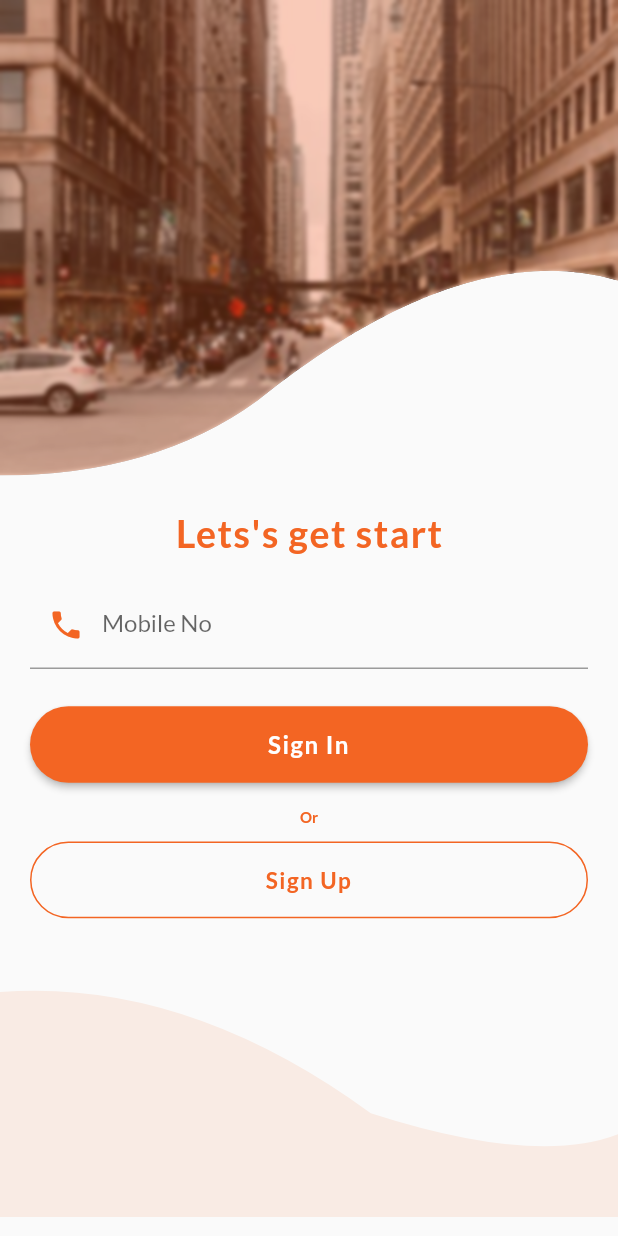
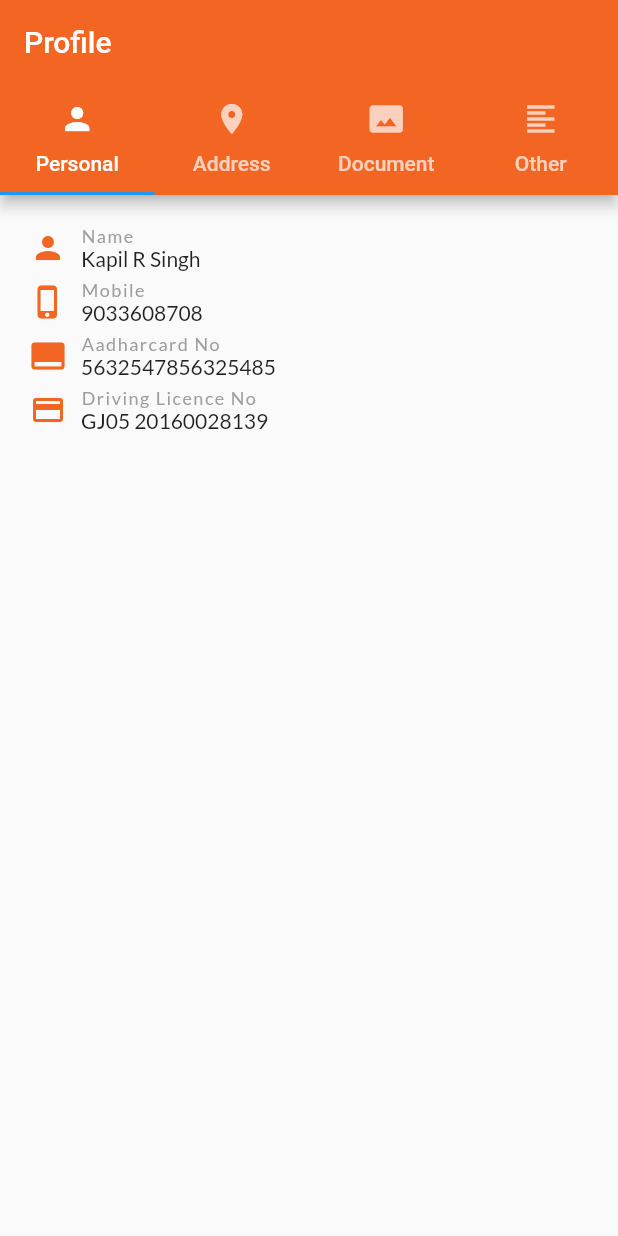
Before and after one commit to QwesysDigitalSolution/businesscard, a Flutter app: the screen it shows after launch, on a phone screen of 412 x 824 dp. Run offline on Flutter 3.47's test engine with Material 2 defaults, Android fonts, the phone set to English and light mode, and no system bars; our stand-ins replace dio, flip_card, google_fonts, shared_preferences.

Commit message:
KRS - Profile Demo

```diff
--- a/lib/Screen/Dashboard.dart
+++ b/lib/Screen/Dashboard.dart
@@ -86,7 +86,6 @@ class _DashboardState extends State<Dashboard> {
         child: SingleChildScrollView(
           child: Column(
             children: <Widget>[
-
               Padding(padding: EdgeInsets.only(top: 10)),
               RepaintBoundary(
                 key: _globalKeyCard1,
@@ -829,7 +828,6 @@ class _DashboardState extends State<Dashboard> {
                   ),
                 ),
               ),
-
             ],
           ),
         ),
--- /dev/null
+++ b/lib/Screen/Profile.dart
@@ -0,0 +1,314 @@
+import 'package:flutter/cupertino.dart';
+import 'package:flutter/material.dart';
+import 'package:businesscard/Common/Constants.dart' as cnst;
+
+class Profile extends StatefulWidget {
+  @override
+  _ProfileState createState() => _ProfileState();
+}
+
+class _ProfileState extends State<Profile> {
+  @override
+  Widget build(BuildContext context) {
+    return DefaultTabController(
+      length: 4,
+      child: Scaffold(
+        appBar: AppBar(
+          title: Text("Profile"),
+          bottom: TabBar(
+            tabs: <Widget>[
+              Tab(icon: Icon(Icons.person),text: "Personal",),
+              Tab(icon: Icon(Icons.location_on),text: "Address",),
+              Tab(icon: Icon(Icons.photo_size_select_actual),text: "Document",),
+              Tab(icon: Icon(Icons.format_align_left),text: "Other",),
+            ],
+          ),
+        ),
+        body: TabBarView(
+          children: <Widget>[
+            SingleChildScrollView(
+              child: Container(
+                padding: EdgeInsets.all(20),
+                child: Column(
+                  crossAxisAlignment: CrossAxisAlignment.start,
+                  children: <Widget>[
+                    Row(
+                      children: <Widget>[
+                        Icon(Icons.person,size: 24,color: cnst.app_primary_material_color,),
+                        SizedBox(
+                          width: 10,
+                        ),
+                        Column(
+                          crossAxisAlignment: CrossAxisAlignment.start,
+                          children: <Widget>[
+                            Text("Name",style: TextStyle(color: Colors.grey,fontSize: 12,fontWeight: FontWeight.normal,letterSpacing: 1,),),
+                            Text("Kapil R Singh"),
+                          ],
+                        )
+                      ],
+                    ),
+                    SizedBox(height: 5,),
+                    Row(
+                      children: <Widget>[
+                        Icon(Icons.phone_iphone,size: 24,color: cnst.app_primary_material_color,),
+                        SizedBox(
+                          width: 10,
+                        ),
+                        Column(
+                          crossAxisAlignment: CrossAxisAlignment.start,
+                          children: <Widget>[
+                            Text("Mobile",style: TextStyle(color: Colors.grey,fontSize: 12,fontWeight: FontWeight.normal,letterSpacing: 1,),),
+                            Text("9033608708"),
+                          ],
+                        )
+                      ],
+                    ),
+                    SizedBox(height: 5,),
+                    Row(
+                      children: <Widget>[
+                        Icon(Icons.call_to_action,size: 24,color: cnst.app_primary_material_color,),
+                        SizedBox(
+                          width: 10,
+                        ),
+                        Column(
+                          crossAxisAlignment: CrossAxisAlignment.start,
+                          children: <Widget>[
+                            Text("Aadharcard No",style: TextStyle(color: Colors.grey,fontSize: 12,fontWeight: FontWeight.normal,letterSpacing: 1,),),
+                            Text("5632547856325485"),
+                          ],
+                        )
+                      ],
+                    ),
+                    SizedBox(height: 5,),
+                    Row(
+                      children: <Widget>[
+                        Icon(Icons.credit_card,size: 24,color: cnst.app_primary_material_color,),
+                        SizedBox(
+                          width: 10,
+                        ),
+                        Column(
+                          crossAxisAlignment: CrossAxisAlignment.start,
+                          children: <Widget>[
+                            Text("Driving Licence No",style: TextStyle(color: Colors.grey,fontSize: 12,fontWeight: FontWeight.normal,letterSpacing: 1,),),
+                            Text("GJ05 20160028139"),
+                          ],
+                        )
+                      ],
+                    ),
+                  ],
+                ),
+              ),
+            ),
+            SingleChildScrollView(
+              child: Container(
+                child: Column(
+                  children: <Widget>[
+                    Card(
+                      elevation: 2,
+                      margin: EdgeInsets.only(left: 10, right: 10, top: 10),
+                      shape: RoundedRectangleBorder(
+                        //side: BorderSide(color: cnst.appcolor)),
+                        side: BorderSide(
+                            width: 0.50,
+                            color: cnst.app_primary_material_color),
+                        borderRadius: BorderRadius.circular(
+                          0.0,
+                        ),
+                      ),
+                      child: Container(
+                        width: MediaQuery.of(context).size.width,
+                        padding: EdgeInsets.all(10),
+                        child: Column(
+                          crossAxisAlignment: CrossAxisAlignment.start,
+                          children: <Widget>[
+                            Text("Residence Address",style: TextStyle(fontSize: 16,fontWeight: FontWeight.w600,),),
+                            SizedBox(height: 10,),
+                            Text("84 Mansukhlal Tower, Opp. Dhiraj sunes",style: TextStyle(fontSize: 14,),),
+                            Text("Surat, Gujarat - 394221",style: TextStyle(fontSize: 14,),),
+                            MaterialButton(
+                              shape: RoundedRectangleBorder(
+                                side: BorderSide(
+                                    width: 0.50,
+                                    color: cnst.app_primary_material_color,
+                                ),
+                                borderRadius: BorderRadius.circular(
+                                  30,
+                                ),
+                              ),
+                              child: Text("Get Dirction",style: TextStyle(color: cnst.app_primary_material_color),),
+                            )
+                          ],
+                        ),
+                      ),
+                    ),
+                    Card(
+                        elevation: 2,
+                        margin: EdgeInsets.only(left: 10, right: 10, top: 10),
+                        shape: RoundedRectangleBorder(
+                          //side: BorderSide(color: cnst.appcolor)),
+                          side: BorderSide(
+                              width: 0.50,
+                              color: cnst.app_primary_material_color),
+                          borderRadius: BorderRadius.circular(
+                            0.0,
+                          ),
+                        ),
+                        child: Container(
+                            width: MediaQuery.of(context).size.width,
+                            padding: EdgeInsets.all(10),
+                            child: Column(
+                              crossAxisAlignment: CrossAxisAlignment.start,
+                              children: <Widget>[
+                                Text("Permanent Address",style: TextStyle(fontSize: 16,fontWeight: FontWeight.w600,),),
+                                SizedBox(height: 10,),
+                                Text("84 Mansukhlal Tower, Opp. Dhiraj sunes",style: TextStyle(fontSize: 14,),),
+                                Text("Surat, Gujarat - 394221",style: TextStyle(fontSize: 14,),),
+                              ],
+                            ),
+                        ),
+                    ),
+                  ],
+                ),
+              ),
+            ),
+            SingleChildScrollView(
+              child: Container(
+                padding: EdgeInsets.only(bottom: 10),
+                child: Column(
+                  children: <Widget>[
+                    Card(
+                      margin: EdgeInsets.only(left: 10, right: 10, top: 10),
+                      shape: RoundedRectangleBorder(
+                        //side: BorderSide(color: cnst.appcolor)),
+                        side: BorderSide(
+                            width: 0.50,
+                            color: cnst.app_primary_material_color),
+                        borderRadius: BorderRadius.circular(
+                          0.0,
+                        ),
+                      ),
+                      child: Container(
+                        width: MediaQuery.of(context).size.width,
+                        child: Column(
+                          children: <Widget>[
+                            Image.asset("images/aadharcardfront.png",width: MediaQuery.of(context).size.width - 40,),
+                            Container(
+                              width: MediaQuery.of(context).size.width,
+                              margin: EdgeInsets.only(top: 10),
+                              height: 48,
+                              decoration: BoxDecoration(
+                                color: cnst.app_primary_material_color,
+                                borderRadius: BorderRadius.all(
+                                  Radius.circular(0),
+                                ),
+                              ),
+                              child: Center(
+                                child: Text(
+                                  "Aadhar Card Front Photo",
+                                  style: TextStyle(
+                                    color: Colors.white,
+                                    fontSize: 17.0,
+                                    fontWeight: FontWeight.w600,
+                                  ),
+                                ),
+                              ),
+                            ),
+                          ],
+                        ),
+                      ),
+                    ),
+                    Card(
+                      margin:
+                      EdgeInsets.only(left: 10, right: 10, top: 10),
+                      shape: RoundedRectangleBorder(
+                        //side: BorderSide(color: cnst.appcolor)),
+                        side: BorderSide(
+                            width: 0.50,
+                            color: cnst.app_primary_material_color),
+                        borderRadius: BorderRadius.circular(
+                          0.0,
+                        ),
+                      ),
+                      child: Container(
+                        width: MediaQuery.of(context).size.width,
+                        child: Column(
+                          children: <Widget>[
+                            Image.asset("images/aadhaarcardback.png",width: MediaQuery.of(context).size.width - 40,),
+                            Container(
+                              width: MediaQuery.of(context).size.width,
+                              margin: EdgeInsets.only(top: 10),
+                              height: 48,
+                              decoration: BoxDecoration(
+                                color: cnst.app_primary_material_color,
+                                borderRadius: BorderRadius.all(
+                                  Radius.circular(0),
+                                ),
+                              ),
+                              child: Center(
+                                child: Text(
+                                  "Aadhar Card Back Photo",
+                                  style: TextStyle(
+                                    color: Colors.white,
+                                    fontSize: 17.0,
+                                    fontWeight: FontWeight.w600,
+                                  ),
+                                ),
+                              ),
+                            ),
+                          ],
+                        ),
+                      ),
+                    ),
+                    Card(
+                      margin:
+                      EdgeInsets.only(left: 10, right: 10, top: 10),
+                      shape: RoundedRectangleBorder(
+                        //side: BorderSide(color: cnst.appcolor)),
+                        side: BorderSide(
+                            width: 0.50,
+                            color: cnst.app_primary_material_color),
+                        borderRadius: BorderRadius.circular(
+                          0.0,
+                        ),
+                      ),
+                      child: Container(
+                        width: MediaQuery.of(context).size.width,
+                        child: Column(
+                          children: <Widget>[
+                            Image.asset("images/drivinglicence.png",width: MediaQuery.of(context).size.width - 40,),
+                            Container(
+                              width: MediaQuery.of(context).size.width,
+                              margin: EdgeInsets.only(top: 10),
+                              height: 48,
+                              decoration: BoxDecoration(
+                                color: cnst.app_primary_material_color,
+                                borderRadius: BorderRadius.all(
+                                  Radius.circular(0),
+                                ),
+                              ),
+                              child: Center(
+                                child: Text(
+                                  "Driving Licence Photo",
+                                  style: TextStyle(
+                                    color: Colors.white,
+                                    fontSize: 17.0,
+                                    fontWeight: FontWeight.w600,
+                                  ),
+                                ),
+                              ),
+                            ),
+                          ],
+                        ),
+                      ),
+                    ),
+                  ],
+                ),
+              ),
+            ),
+            Icon(Icons.directions_bike),
+          ],
+        ),
+      ),
+    );
+  }
+}
--- a/lib/Screen/Splash.dart
+++ b/lib/Screen/Splash.dart
@@ -1,5 +1,8 @@
 import 'dart:async';
+import 'dart:io';
+import 'package:flutter/foundation.dart';
 import 'package:flutter/material.dart';
+import 'package:flutter/services.dart';
 
 class Splash extends StatefulWidget {
   @override
@@ -12,16 +15,19 @@ class _SplashState extends State<Splash> with SingleTickerProviderStateMixin {
     // TODO: implement initState
     super.initState();
     Timer(Duration(seconds: 3), () {
-      Navigator.pushReplacementNamed(context, '/Login');
+        Navigator.pushReplacementNamed(context, '/Profile');
     });
+
+    if (kIsWeb == true) print("App Run In The Web");
   }
 
   @override
   Widget build(BuildContext context) {
     return Scaffold(
       backgroundColor: Colors.white,
-      body:
-          Column(mainAxisAlignment: MainAxisAlignment.start, children: <Widget>[
+      body: Column(
+        mainAxisAlignment: MainAxisAlignment.start,
+        children: <Widget>[
           Container(
             child: Column(
               mainAxisAlignment: MainAxisAlignment.center,
@@ -42,7 +48,8 @@ class _SplashState extends State<Splash> with SingleTickerProviderStateMixin {
               ],
             ),
           ),
-      ]),
+        ],
+      ),
     );
   }
 }
--- a/lib/main.dart
+++ b/lib/main.dart
@@ -1,6 +1,7 @@
 import 'package:businesscard/Screen/Dashboard.dart';
 import 'package:businesscard/Screen/GetVisitingCardDetail.dart';
 import 'package:businesscard/Screen/Login.dart';
+import 'package:businesscard/Screen/Profile.dart';
 import 'package:businesscard/Screen/SignUp.dart';
 import 'package:businesscard/Screen/Splash.dart';
 import 'package:flutter/material.dart';
@@ -23,6 +24,7 @@ class MyApp extends StatelessWidget {
         '/SignUp': (context) => SignUp(),
         '/Dashboard': (context) => Dashboard(),
         '/GetVisitingCardDetail': (context) => GetVisitingCardDetail(),
+        '/Profile': (context) => Profile(),
       },
       theme: ThemeData(
         textTheme: GoogleFonts.latoTextTheme(textTheme).copyWith(
--- a/pubspec.yaml
+++ b/pubspec.yaml
@@ -27,6 +27,7 @@ dependencies:
   dio: ^3.0.7
   shared_preferences: ^0.5.6+1
   flip_card: ^0.4.4
+  flutter_flip_view: ^1.0.3
 
 dev_dependencies:
   flutter_test:
@@ -54,6 +55,9 @@ flutter:
     - images/internet.png
     - images/cardfront.png
     - images/cardback.png
+    - images/aadharcardfront.png
+    - images/aadhaarcardback.png
+    - images/drivinglicence.png
   # An image asset can refer to one or more resolution-specific "variants", see
   # https://flutter.dev/assets-and-images/#resolution-aware.
 
```
Also changed, not shown: images/aadhaarcardback.png (added), images/aadharcardfront.png (added), images/drivinglicence.png (added), pubspec.lock, 2 other files. Lines whose indentation alone changed are shown as unchanged.
